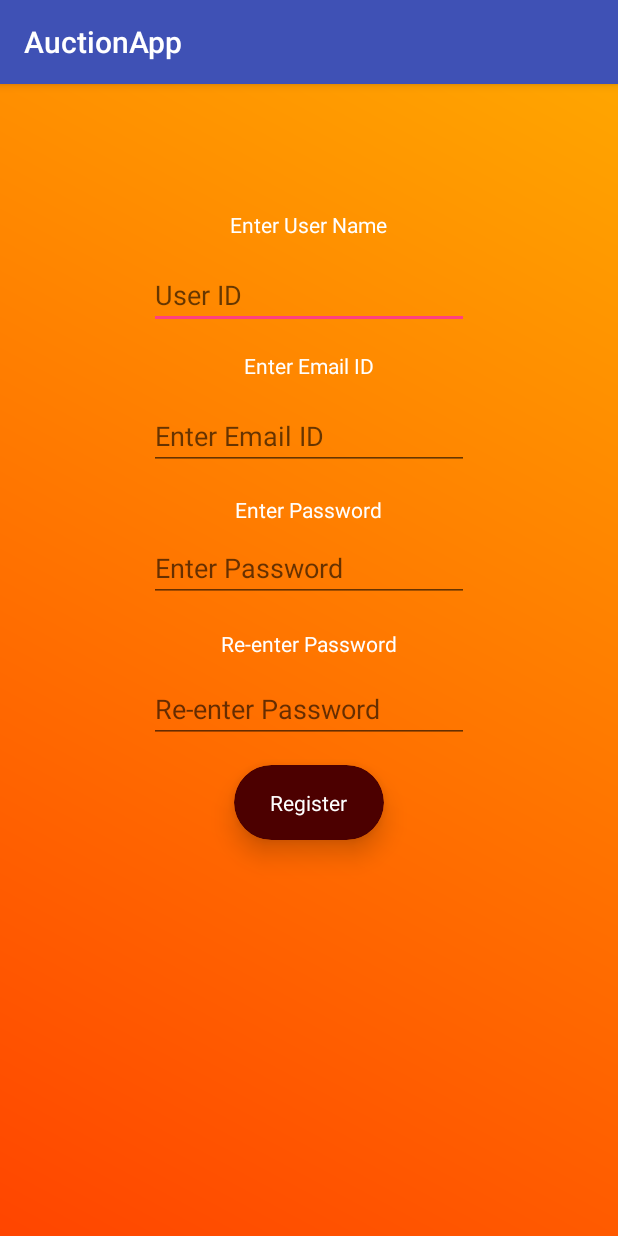
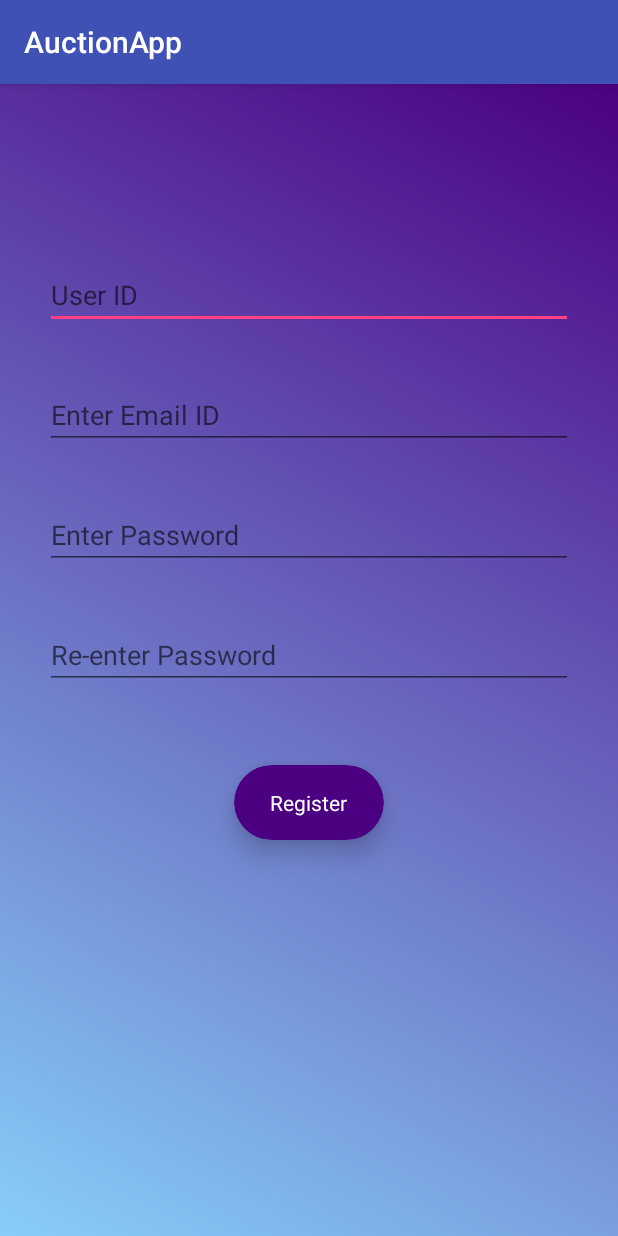
Before and after one commit to MetalDent/AuctionApp, an Android app: the SignUpActivity screen opened directly, with no data from a screen before it, on a phone screen of 412 x 824 dp. Run offline under Robolectric (Android 15) with nearby library versions, the phone set to English and light mode, and no system bars; our stand-ins replace Firebase (no records; nobody signed in at launch, a user with empty details on screens opened directly); 1 statement that could not run was skipped.

Commit message:
Re-designed.

```diff
--- a/app/src/main/res/drawable/gradient_login.xml
+++ b/app/src/main/res/drawable/gradient_login.xml
@@ -2,7 +2,7 @@
 <shape xmlns:android="http://schemas.android.com/apk/res/android"
     android:shape="rectangle">
     <gradient
-        android:startColor="#e50000"
-        android:endColor="#4c0000"
+        android:startColor="#DDA0DD"
+        android:endColor="#8A2BE2"
         android:angle="45"/>
 </shape>
--- a/app/src/main/res/drawable/gradient_signup.xml
+++ b/app/src/main/res/drawable/gradient_signup.xml
@@ -2,7 +2,7 @@
 <shape xmlns:android="http://schemas.android.com/apk/res/android"
     android:shape="rectangle">
     <gradient
-        android:startColor="#FF4500"
-        android:endColor="#FFA500"
+        android:startColor="#87CEFA"
+        android:endColor="#4B0082"
         android:angle="45"/>
 </shape>
--- a/app/src/main/res/layout/activity_sign_up.xml
+++ b/app/src/main/res/layout/activity_sign_up.xml
@@ -7,87 +7,47 @@
     android:background="@drawable/gradient_signup"
     tools:context="com.bluemetal.auctionapp.activities.SignUpActivity">
 
-    <TextView
-        android:id="@+id/userID"
-        android:layout_width="wrap_content"
-        android:layout_height="wrap_content"
-        android:layout_alignParentTop="true"
-        android:layout_centerHorizontal="true"
-        android:layout_marginTop="84dp"
-        android:textColor="#fff"
-        android:text="Enter User Name" />
-
     <EditText
         android:id="@+id/editID"
-        android:layout_width="wrap_content"
+        android:layout_width="match_parent"
         android:layout_height="wrap_content"
         android:ems="10"
-        android:layout_alignParentTop="true"
-        android:layout_centerHorizontal="true"
+        android:layout_marginLeft="30dp"
+        android:layout_marginRight="30dp"
         android:layout_marginTop="118dp"
         android:hint="User ID"
         android:inputType="textPersonName" />
 
-    <TextView
-        android:id="@+id/textEmail"
-        android:layout_width="wrap_content"
-        android:layout_height="wrap_content"
-        android:layout_alignParentTop="true"
-        android:layout_centerHorizontal="true"
-        android:layout_marginTop="178dp"
-        android:textColor="#fff"
-        android:text="Enter Email ID" />
-
     <EditText
         android:id="@+id/textemailID"
-        android:layout_width="wrap_content"
+        android:layout_width="match_parent"
         android:layout_height="wrap_content"
         android:ems="10"
-        android:layout_alignParentTop="true"
-        android:layout_centerHorizontal="true"
-        android:layout_marginTop="212dp"
+        android:layout_marginLeft="30dp"
+        android:layout_marginRight="30dp"
+        android:layout_marginTop="198dp"
         android:hint="Enter Email ID"
         android:inputType="textEmailAddress" />
 
-    <TextView
-        android:id="@+id/textEnterPasskey"
-        android:layout_width="wrap_content"
-        android:layout_height="wrap_content"
-        android:layout_alignParentTop="true"
-        android:layout_centerHorizontal="true"
-        android:layout_marginTop="274dp"
-        android:textColor="#fff"
-        android:text="Enter Password" />
-
     <EditText
         android:id="@+id/editPasskey"
-        android:layout_width="wrap_content"
+        android:layout_width="match_parent"
         android:layout_height="wrap_content"
         android:ems="10"
-        android:layout_alignParentTop="true"
-        android:layout_centerHorizontal="true"
-        android:layout_marginTop="300dp"
+        android:layout_marginLeft="30dp"
+        android:layout_marginRight="30dp"
+        android:layout_marginTop="278dp"
         android:hint="Enter Password"
         android:inputType="textPassword" />
 
-    <TextView
-        android:id="@+id/textEnterPasskey2"
-        android:layout_width="wrap_content"
-        android:layout_height="wrap_content"
-        android:layout_alignParentTop="true"
-        android:layout_centerHorizontal="true"
-        android:layout_marginTop="363dp"
-        android:textColor="#fff"
-        android:text="Re-enter Password" />
-
     <EditText
         android:id="@+id/editPasskey2"
-        android:layout_width="wrap_content"
+        android:layout_width="match_parent"
         android:layout_height="wrap_content"
         android:ems="10"
-        android:layout_alignParentTop="true"
-        android:layout_centerHorizontal="true"
-        android:layout_marginTop="394dp"
+        android:layout_marginLeft="30dp"
+        android:layout_marginRight="30dp"
+        android:layout_marginTop="358dp"
         android:hint="Re-enter Password"
         android:inputType="textPassword" />
 
@@ -97,7 +57,7 @@
         android:layout_alignParentTop="true"
         android:layout_centerHorizontal="true"
         android:layout_marginTop="454dp"
-        app:cardBackgroundColor="#4c0000"
+        app:cardBackgroundColor="#4B0082"
         app:cardCornerRadius="25dp"
         app:cardElevation="10dp" >
 
```
Also changed, not shown: app/src/main/res/layout/activity_log_in.xml (+7 -25 lines).
